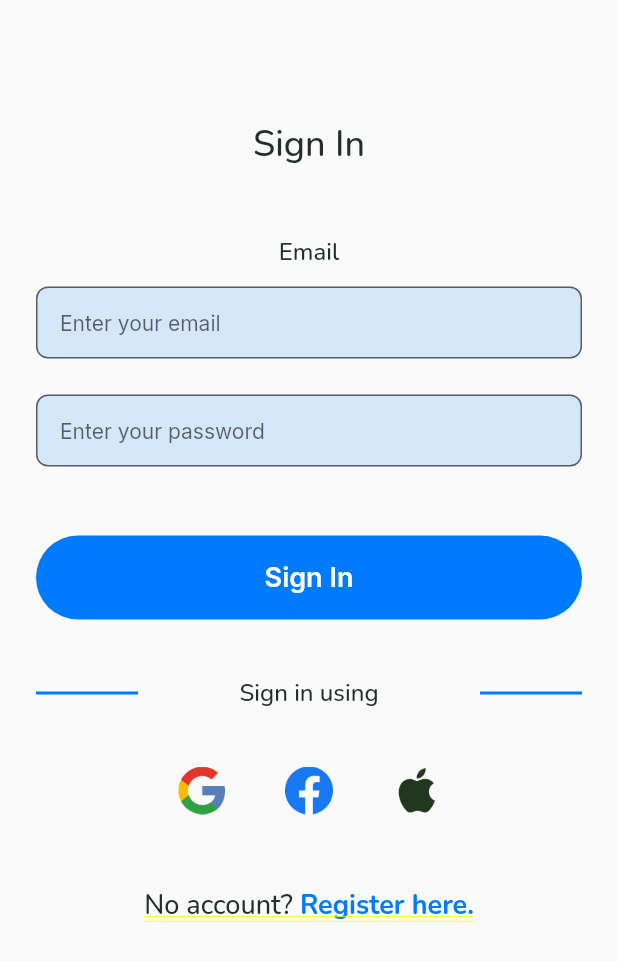
After one commit to Steeroy/friend_marketplace, a Flutter app: the LoginScreen screen opened by its route, on a phone screen of 412 x 824 dp. The commit adds this screen. Shown: the top 961 px of the screen. Run offline on Flutter 3.47's test engine with Material 2 defaults, Android fonts, the light colour scheme and no system bars; our stand-ins replace google_fonts; missing offline and left inert: iconify_flutter; statements that could not run were skipped.

Commit message:
Login and Register Screen

```diff
--- a/lib/components/commons.dart
+++ b/lib/components/commons.dart
@@ -65,3 +65,59 @@ class SecondaryButton extends StatelessWidget {
     );
   }
 }
+
+class CustomTextField extends StatelessWidget {
+  final TextEditingController controller;
+  final String hintText;
+
+  const CustomTextField({
+    Key? key,
+    required this.controller,
+    required this.hintText,
+  }) : super(key: key);
+
+  @override
+  Widget build(BuildContext context) {
+    return TextField(
+      style: GoogleFonts.inter(
+          textStyle: const TextStyle(
+              color: Color(0xFF21371F),
+              fontSize: 14,
+              fontWeight: FontWeight.normal)),
+      controller: controller,
+      decoration: InputDecoration(
+        border: OutlineInputBorder(
+          borderRadius: BorderRadius.circular(8),
+        ),
+        contentPadding: const EdgeInsets.symmetric(horizontal: 16, vertical: 8),
+        filled: true,
+        fillColor: GlobalVariables.TextBoxBg,
+        hintText: hintText,
+        hintStyle: const TextStyle(
+          fontSize: 14,
+          fontWeight: FontWeight.w400,
+        ),
+      ),
+    );
+  }
+}
+
+class LabelText extends StatelessWidget {
+  final String text;
+  const LabelText({
+    super.key,
+    required this.text,
+  });
+
+  @override
+  Widget build(BuildContext context) {
+    return Text(
+      text,
+      style: GoogleFonts.nunito(
+        fontSize: 16,
+        fontWeight: FontWeight.w500,
+        color: GlobalVariables.HeadingText,
+      ),
+    );
+  }
+}
--- /dev/null
+++ b/lib/screens/login_screen.dart
@@ -0,0 +1,173 @@
+import 'package:flutter/material.dart';
+import 'package:google_fonts/google_fonts.dart';
+
+import '../components/commons.dart';
+import '../constants/global_variables.dart';
+
+class LoginScreen extends StatefulWidget {
+  const LoginScreen({super.key});
+
+  @override
+  State<LoginScreen> createState() => _LoginScreenState();
+}
+
+class _LoginScreenState extends State<LoginScreen> {
+  final TextEditingController emailController = TextEditingController();
+  final TextEditingController passwordController = TextEditingController();
+
+  @override
+  Widget build(BuildContext context) {
+    return SafeArea(
+        child: Scaffold(
+      body: SingleChildScrollView(
+        child: Container(
+          margin: const EdgeInsets.symmetric(horizontal: 24),
+          child: Column(
+            mainAxisAlignment: MainAxisAlignment.start,
+            crossAxisAlignment: CrossAxisAlignment.center,
+            children: [
+              const SizedBox(
+                height: 80,
+              ),
+              Text(
+                "Sign In",
+                style: GoogleFonts.nunito(
+                  fontSize: 24,
+                  fontWeight: FontWeight.w500,
+                  color: GlobalVariables.HeadingText,
+                ),
+              ),
+              const SizedBox(
+                height: 44,
+              ),
+              Column(
+                mainAxisAlignment: MainAxisAlignment.start,
+                crossAxisAlignment: CrossAxisAlignment.center,
+                children: [
+                  const LabelText(
+                    text: "Email",
+                  ),
+                  const SizedBox(
+                    height: 12,
+                  ),
+                  SizedBox(
+                    width: double.infinity,
+                    height: 56,
+                    child: CustomTextField(
+                      hintText: "Enter your email",
+                      controller: emailController,
+                    ),
+                  ),
+                  const SizedBox(
+                    height: 16,
+                  ),
+                  SizedBox(
+                    width: double.infinity,
+                    height: 56,
+                    child: CustomTextField(
+                      hintText: "Enter your password",
+                      controller: passwordController,
+                    ),
+                  ),
+                  const SizedBox(
+                    height: 38,
+                  ),
+                  SizedBox(
+                      width: double.infinity,
+                      height: 56,
+                      child: PrimaryButton(
+                        onPressed: () {},
+                        text: "Sign In",
+                      )),
+                  const SizedBox(
+                    height: 38,
+                  ),
+                  Row(
+                    mainAxisAlignment: MainAxisAlignment.spaceBetween,
+                    crossAxisAlignment: CrossAxisAlignment.center,
+                    children: [
+                      Container(
+                        width: 68,
+                        height: 2,
+                        color: GlobalVariables.PrimaryColor,
+                      ),
+                      Text(
+                        "Sign in using",
+                        style: GoogleFonts.nunito(
+                          fontSize: 16,
+                          fontWeight: FontWeight.w500,
+                          color: GlobalVariables.HeadingText,
+                        ),
+                      ),
+                      Container(
+                        width: 68,
+                        height: 2,
+                        color: GlobalVariables.PrimaryColor,
+                      ),
+                    ],
+                  ),
+                  const SizedBox(
+                    height: 38,
+                  ),
+                  Container(
+                    width: double.infinity,
+                    margin: const EdgeInsets.symmetric(horizontal: 94),
+                    child: Row(
+                      mainAxisSize: MainAxisSize.max,
+                      mainAxisAlignment: MainAxisAlignment.spaceBetween,
+                      crossAxisAlignment: CrossAxisAlignment.center,
+                      children: [
+                        Image.asset(
+                          'assets/images/devicon_google.png',
+                          height: 32,
+                          width: 32,
+                        ),
+                        Image.asset(
+                          'assets/images/logos_facebook.png',
+                          height: 32,
+                          width: 32,
+                        ),
+                        Image.asset(
+                          'assets/images/ri_apple-fill.png',
+                          height: 32,
+                          width: 32,
+                        )
+                      ],
+                    ),
+                  ),
+                  const SizedBox(
+                    height: 48,
+                  ),
+                  Center(
+                    widthFactor: double.infinity,
+                    child: RichText(
+                        text: TextSpan(
+                            style: DefaultTextStyle.of(context).style,
+                            children: <TextSpan>[
+                          TextSpan(
+                            text: 'No account? ',
+                            style: GoogleFonts.nunito(
+                              fontSize: 18,
+                              fontWeight: FontWeight.w500,
+                              color: GlobalVariables.HeadingText,
+                            ),
+                          ),
+                          TextSpan(
+                            text: 'Register here.',
+                            style: GoogleFonts.nunito(
+                              fontSize: 18,
+                              fontWeight: FontWeight.w700,
+                              color: GlobalVariables.PrimaryColor,
+                            ),
+                          ),
+                        ])),
+                  )
+                ],
+              )
+            ],
+          ),
+        ),
+      ),
+    ));
+  }
+}
--- a/lib/screens/merchant_login.dart
+++ /dev/null
@@ -1,15 +0,0 @@
-import 'package:flutter/material.dart';
-
-class MerchantLogin extends StatefulWidget {
-  const MerchantLogin({super.key});
-
-  @override
-  State<MerchantLogin> createState() => _MerchantLoginState();
-}
-
-class _MerchantLoginState extends State<MerchantLogin> {
-  @override
-  Widget build(BuildContext context) {
-    return const Placeholder();
-  }
-}
--- a/lib/screens/splash_screen.dart
+++ b/lib/screens/splash_screen.dart
@@ -21,8 +21,7 @@ class _SplashScreenState extends State<SplashScreen>
     SystemChrome.setEnabledSystemUIMode(SystemUiMode.immersive);
 
     Future.delayed(const Duration(seconds: 5), () {
-      Navigator.of(context).pushReplacement(
-          MaterialPageRoute(builder: (_) => const GetStartedScreen()));
+      Navigator.pushReplacementNamed(context, '/get-started');
     });
   }
 
--- a/lib/screens/supplier_login.dart
+++ /dev/null
@@ -1,15 +0,0 @@
-import 'package:flutter/material.dart';
-
-class SupplierLogin extends StatefulWidget {
-  const SupplierLogin({super.key});
-
-  @override
-  State<SupplierLogin> createState() => _SupplierLoginState();
-}
-
-class _SupplierLoginState extends State<SupplierLogin> {
-  @override
-  Widget build(BuildContext context) {
-    return const Placeholder();
-  }
-}
```
Also changed, not shown: pubspec.yaml (+2 -5 lines), assets/images/devicon_google.png (added), assets/images/logos_facebook.png (added), assets/images/ri_apple-fill.png (added).
